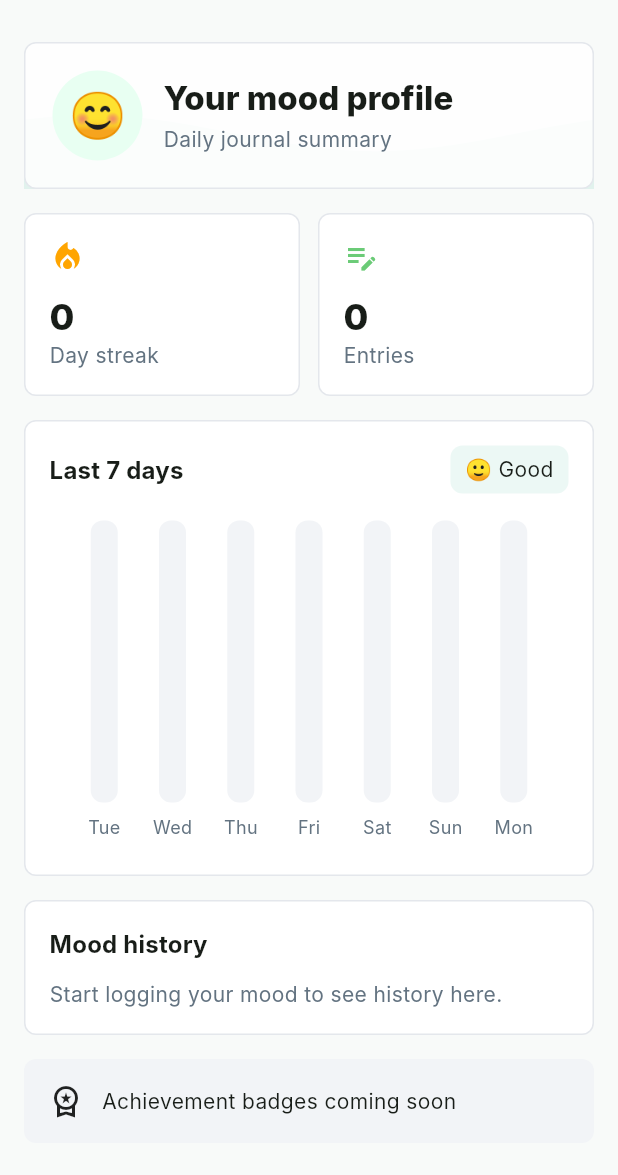
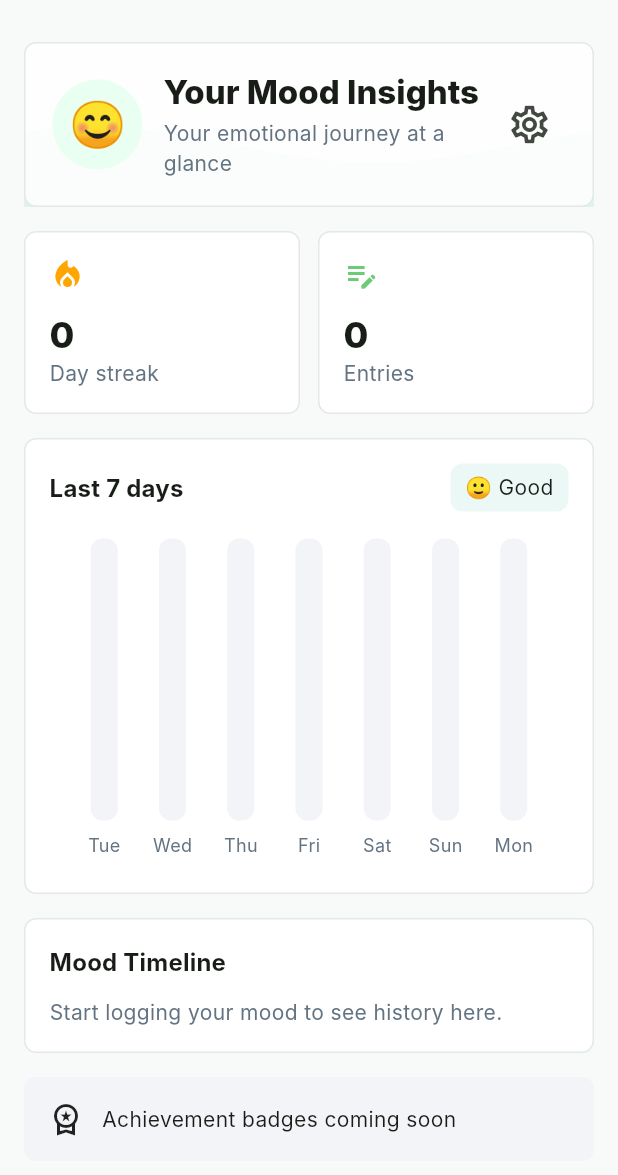
Before and after one commit to Revaldo11/mood_tracker_app, a Flutter app: the ProfileScreen widget shown alone on an empty page, opened directly, on a phone screen of 412 x 824 dp. Shown: the top 1175 px of the screen. Run offline on Flutter 3.47's test engine with Material 3 defaults, Android fonts, the phone set to English and light mode, and no system bars; drawn by our look-alikes of fl_chart, flutter_animate; our stand-ins replace confetti, get, hive_flutter, lottie, shared_preferences; accounts and stored records are empty; Roboto replaces fonts that are missing (Inter).

```diff
--- a/lib/presentation/screens/profile_screen.dart
+++ b/lib/presentation/screens/profile_screen.dart
@@ -43,18 +43,22 @@ class ProfileScreen extends GetView<MoodController> {
                         crossAxisAlignment: CrossAxisAlignment.start,
                         children: [
                           Text(
-                            'Your mood profile',
+                            'Your Mood Insights',
                             style: Theme.of(context).textTheme.titleLarge?.copyWith(
                                   fontWeight: FontWeight.w800,
                                 ),
                           ),
                           const SizedBox(height: 4),
                           const Text(
-                            'Daily journal summary',
+                            'Your emotional journey at a glance',
                             style: TextStyle(color: Color(0xFF637381)),
                           ),
                         ],
                       ),
+                    ),
+                    IconButton(
+                      onPressed: () {},
+                      icon: Icon(Icons.settings_outlined, size: 30,),
                     ),
                   ],
                 ),
@@ -135,7 +139,7 @@ class ProfileScreen extends GetView<MoodController> {
               crossAxisAlignment: CrossAxisAlignment.start,
               children: [
                 Text(
-                  'Mood history',
+                  'Mood Timeline',
                   style: Theme.of(context).textTheme.titleMedium?.copyWith(
                         fontWeight: FontWeight.w700,
                       ),
--- a/pubspec.yaml
+++ b/pubspec.yaml
@@ -19,7 +19,7 @@ publish_to: 'none' # Remove this line if you wish to publish to pub.dev
 version: 1.0.0+1
 
 environment:
-  sdk: ^3.10.4
+  sdk: ^3.12.2
 
 # Dependencies specify other packages that your package needs in order to work.
 # To automatically upgrade your package dependencies to the latest versions
@@ -67,6 +67,7 @@ flutter:
 
   assets:
     - assets/animation/
+    - assets/joy/
 
   # To add assets to your application, add an assets section, like this:
   # assets:
```
Also changed, not shown: assets/joy/balanced.png (added), assets/joy/content.png (added), assets/joy/lumina.png (added), assets/joy/melancholy.png (added), assets/joy/uncertain.png (added), pubspec.lock.
